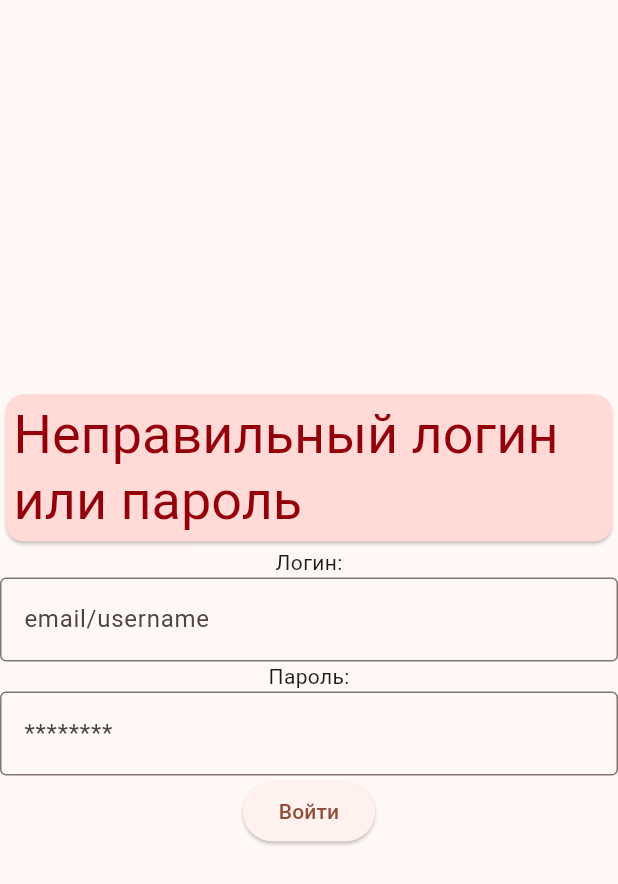
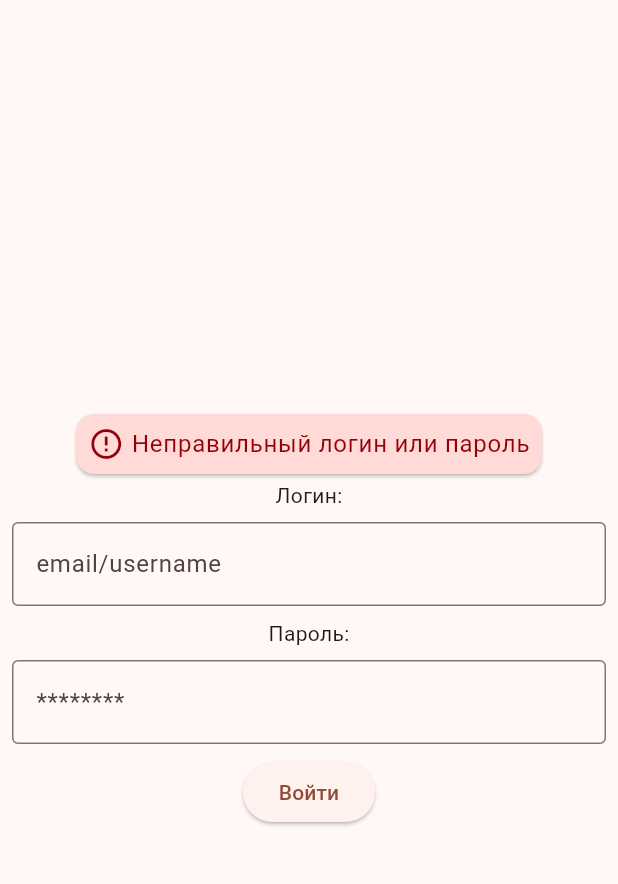
Before and after one commit to epsimatic/flutter_map_demo, a Flutter app: the screen it shows after launch, after a tap on "Войти", on a phone screen of 412 x 824 dp. Shown: the top 884 px of the screen. Run offline on Flutter 3.47's test engine with Material 3 defaults, Android fonts, the phone set to English and light mode, and no system bars; our stand-ins replace flutter_map, latlong2.

Commit message:
rename BoxedDisplay → ErrorMessage

```diff
--- a/lib/page_login.dart
+++ b/lib/page_login.dart
@@ -1,6 +1,6 @@
 import 'package:flutter/material.dart';
 import 'package:glive_minimal/state_app.dart';
-import 'package:glive_minimal/widget_boxed_display.dart';
+import 'package:glive_minimal/widget_error_message.dart';
 import 'package:provider/provider.dart';
 
 class LoginPage extends StatelessWidget {
@@ -14,33 +14,32 @@ class LoginPage extends StatelessWidget {
         child: Column(
           mainAxisAlignment: MainAxisAlignment.center,
           children: [
-            if (appState.error != "") BoxedDisplay(title: appState.error),
+            if (appState.error != "") ErrorMessage(title: appState.error),
 
             // TODO: Format as table
-            // Row(
-            //   mainAxisSize: MainAxisSize.min,
-            //   children: [
-            //     Text("Логин"),
-            //     const SizedBox(width: 10),
-            //     Text("LOGIN"),
-            //   ],
-            // ),
+
 
             const Text("Логин:"),
-            TextField(
+            Padding(
+              padding: const EdgeInsets.all(8.0),
+              child: TextField(
                 onChanged: (value) => appState.username = value,
                 decoration: InputDecoration(
                   border: OutlineInputBorder(),
                   hintText: 'email/username',
                 ),
               ),
+            ),
 
             const Text("Пароль:"),
-            TextField(
+            Padding(
+              padding: const EdgeInsets.all(8.0),
+              child: TextField(
                 onChanged: (value) => appState.password = value,
                 decoration: InputDecoration(
                   border: OutlineInputBorder(),
                   hintText: '********',
+                ),
               ),
             ),
 
--- a/lib/widget_boxed_display.dart
+++ /dev/null
@@ -1,26 +0,0 @@
-import 'package:flutter/material.dart';
-
-class BoxedDisplay extends StatelessWidget {
-  const BoxedDisplay({super.key, required this.title});
-
-  final String title;
-
-  @override
-  Widget build(BuildContext context) {
-    final theme = Theme.of(context);
-    final style = theme.textTheme.displaySmall!.copyWith(
-      color: theme.colorScheme.onErrorContainer,
-    );
-
-    return Card(
-      color: theme.colorScheme.errorContainer,
-      child: Padding(
-        padding: const EdgeInsets.all(5),
-        child: Text(
-          title,
-          style: style,
-        ),
-      ),
-    );
-  }
-}
--- /dev/null
+++ b/lib/widget_error_message.dart
@@ -0,0 +1,33 @@
+import 'package:flutter/material.dart';
+
+class ErrorMessage extends StatelessWidget {
+  const ErrorMessage({super.key, required this.title});
+
+  final String title;
+
+  @override
+  Widget build(BuildContext context) {
+    final theme = Theme.of(context);
+    final style = theme.textTheme.bodyLarge!.copyWith(
+      color: theme.colorScheme.onErrorContainer,
+    );
+
+    return Card(
+      color: theme.colorScheme.errorContainer,
+      child: Padding(
+        padding: const EdgeInsets.all(8),
+        child: Row(
+          mainAxisSize: MainAxisSize.min,
+          children: [
+            Icon(Icons.error_outline, color: theme.colorScheme.onErrorContainer),
+            SizedBox(width: 5),
+            Text(
+              title,
+              style: style,
+            ),
+          ],
+        ),
+      ),
+    );
+  }
+}
```
Lines whose indentation alone changed are shown as unchanged.
